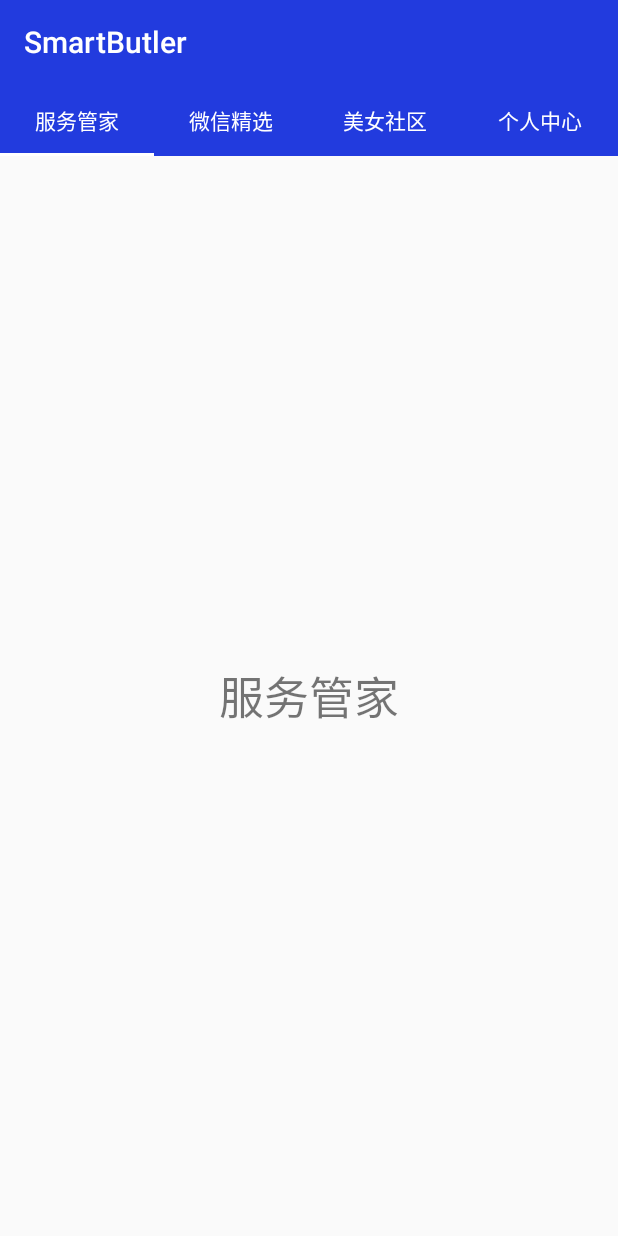
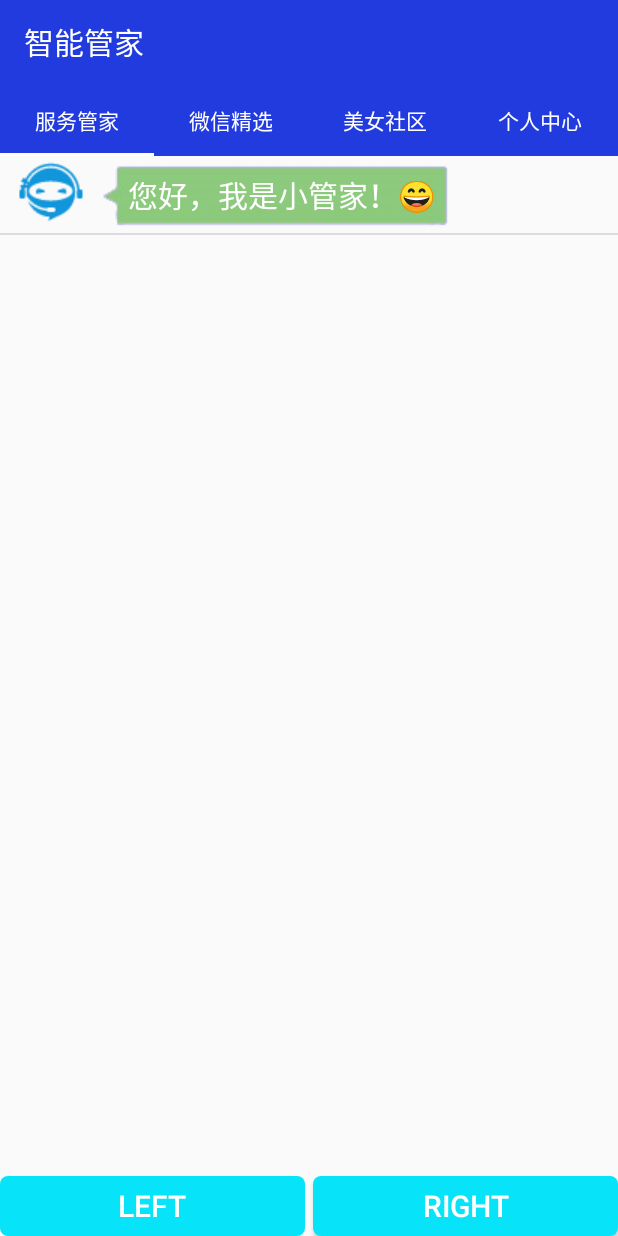
Before and after one commit to zhongshiyi/SmartButler, an Android app: the ButlerFragment screen opened directly, with no data from a screen before it, on a phone screen of 412 x 824 dp. Run offline under Robolectric (Android 15) with nearby library versions, the phone set to English and light mode, and no system bars; our stand-ins replace CircleImageView; libraries missing offline, so code that uses them is left out: cn.bmob.v3; Roboto replaces fonts that are not available here; 5 statements that could not run were skipped.

Commit message:
机器人聊天————对话adapter的实现

```diff
--- a/app/build.gradle
+++ b/app/build.gradle
@@ -48,4 +48,5 @@ dependencies {
     implementation ('com.kymjs.rxvolley:rxvolley:1.1.4'){
         exclude group: "io.reactivex"
     }//过滤掉io.reavtivex
+
 }
--- /dev/null
+++ b/app/src/main/java/com/example/smartbutler/adapter/ChatListAdapter.java
@@ -0,0 +1,130 @@
+package com.example.smartbutler.adapter;
+
+import android.content.Context;
+import android.view.LayoutInflater;
+import android.view.View;
+import android.view.ViewGroup;
+import android.widget.BaseAdapter;
+import android.widget.TextView;
+
+import com.example.smartbutler.R;
+import com.example.smartbutler.entity.ChatListData;
+
+import java.util.List;
+
+/**
+ * 项目名：    SmartButler
+ * 包名：      com.example.smartbutler.adapter
+ * 文件名：    ChatListAdapter
+ * 作者：      钟士宜
+ * 创建时间    2019/7/8 17:34
+ * 描述：      对话adapter
+ */
+public class ChatListAdapter extends BaseAdapter {
+
+    //左边的type
+    public static final int VALUE_LEFT_TEXT = 1;
+    //左边的type
+    public static final int VALUE_RIGHT_TEXT = 2;
+
+    private Context context;
+    private LayoutInflater inflater;
+    //实体类
+    private ChatListAdapter data;
+    private List<ChatListData> mList;
+
+    public ChatListAdapter(Context context,List<ChatListData> mList){
+        this.context = context;
+        this.mList = mList;
+        //获取系统服务
+        inflater  = (LayoutInflater) context.getSystemService(Context.LAYOUT_INFLATER_SERVICE);
+    }
+
+    @Override
+    public int getCount() {
+        return mList.size();
+    }
+
+    @Override
+    public Object getItem(int position) {
+        return mList.get(position);
+    }
+
+    @Override
+    public long getItemId(int position) {
+        return position;
+    }
+
+    @Override
+    public View getView(int position, View convertView, ViewGroup parent) {
+        ViewHolderLeftText viewHolderLeftText = null;
+        ViewHolderRightText viewHolderRightText = null;
+        //获取当前要显示的type，根据这个type来区分数据的加载
+        int type = getItemViewType(position);
+        if(convertView == null){
+            switch (type){
+                case VALUE_LEFT_TEXT:
+                    //加载左边的Item
+                    viewHolderLeftText = new ViewHolderLeftText();
+                    convertView = inflater.inflate(R.layout.left_item,null);
+                    viewHolderLeftText.tv_left_text = convertView.findViewById(R.id.tv_left_text);
+                    convertView.setTag(viewHolderLeftText);
+                    break;
+                case VALUE_RIGHT_TEXT:
+                    //加载右边的Item
+                    viewHolderRightText = new ViewHolderRightText();
+                    convertView = inflater.inflate(R.layout.right_item,null);
+                    viewHolderRightText.tv_right_text = convertView.findViewById(R.id.tv_right_text);
+                    convertView.setTag(viewHolderRightText);
+                    break;
+            }
+        }else{
+            switch (type){
+                case VALUE_LEFT_TEXT:
+                    viewHolderLeftText = (ViewHolderLeftText) convertView.getTag();
+                    break;
+                case VALUE_RIGHT_TEXT:
+                    viewHolderRightText = (ViewHolderRightText) convertView.getTag();
+                    break;
+            }
+        }
+
+        //赋值
+        ChatListData data = mList.get(position);
+        switch(type){
+            case VALUE_LEFT_TEXT:
+                viewHolderLeftText.tv_left_text.setText(data.getText());
+                break;
+            case VALUE_RIGHT_TEXT:
+                viewHolderRightText.tv_right_text.setText(data.getText());
+                break;
+        }
+
+        return convertView;
+    }
+
+
+    //根据数据源的position来返回要显示的item
+    @Override
+    public int getItemViewType(int position) {
+        ChatListData data = mList.get(position);
+        int type = data.getType();
+        return type;
+    }
+
+    //返回所有的layout数据
+    @Override
+    public int getViewTypeCount() {
+        return 3;//mList.size() + 1
+    }
+
+    //左边的文本
+    class ViewHolderLeftText{
+        private TextView tv_left_text;
+    }
+
+    //右边的文本
+    class ViewHolderRightText{
+        private TextView tv_right_text;
+    }
+}
--- /dev/null
+++ b/app/src/main/java/com/example/smartbutler/entity/ChatListData.java
@@ -0,0 +1,33 @@
+package com.example.smartbutler.entity;
+
+/**
+ * 项目名：    SmartButler
+ * 包名：      com.example.smartbutler.entity
+ * 文件名：    ChatListData
+ * 作者：      钟士宜
+ * 创建时间    2019/7/8 17:36
+ * 描述：      对话列表的实体
+ */
+public class ChatListData {
+
+    //type——用于区分左边还是右边的对话框
+    private int type;
+    //文本
+    private String text;
+
+    public int getType() {
+        return type;
+    }
+
+    public void setType(int type) {
+        this.type = type;
+    }
+
+    public String getText() {
+        return text;
+    }
+
+    public void setText(String text) {
+        this.text = text;
+    }
+}
--- a/app/src/main/java/com/example/smartbutler/fragment/ButlerFragment.java
+++ b/app/src/main/java/com/example/smartbutler/fragment/ButlerFragment.java
@@ -8,8 +8,15 @@ import android.support.v4.app.Fragment;
 import android.view.LayoutInflater;
 import android.view.View;
 import android.view.ViewGroup;
+import android.widget.Button;
+import android.widget.ListView;
 
 import com.example.smartbutler.R;
+import com.example.smartbutler.adapter.ChatListAdapter;
+import com.example.smartbutler.entity.ChatListData;
+
+import java.util.ArrayList;
+import java.util.List;
 
 
 /**
@@ -20,12 +27,72 @@ import com.example.smartbutler.R;
  * 创建时间    2019/5/18 10:29
  * 描述：      管家服务
  */
-public class ButlerFragment extends Fragment {
+public class ButlerFragment extends Fragment implements View.OnClickListener {
+
+    private ListView mChatListView;
+    private Button btn_left, btn_right;
+    //数据源
+    private List<ChatListData> mList = new ArrayList<>();
+    private ChatListAdapter adapter;
 
     @Nullable
     @Override
     public View onCreateView(@NonNull LayoutInflater inflater, @Nullable ViewGroup container, @Nullable Bundle savedInstanceState) {
-        View view = inflater.inflate(R.layout.fragment_butler,container,false);
+        View view = inflater.inflate(R.layout.fragment_butler, container, false);
+
+        findView(view);
         return view;
     }
+
+    private void findView(View view) {
+        mChatListView = view.findViewById(R.id.mChatListView);
+
+        btn_left = view.findViewById(R.id.btn_left);
+        btn_left.setOnClickListener(this);
+        btn_right = view.findViewById(R.id.btn_right);
+        btn_right.setOnClickListener(this);
+
+        //设置设配器
+        adapter = new ChatListAdapter(getActivity(), mList);
+        mChatListView.setAdapter(adapter);
+
+        addLeftItem("您好，我是小管家！😄");
+    }
+
+    //点击事件
+    @Override
+    public void onClick(View v) {
+        switch (v.getId()) {
+            case R.id.btn_left:
+                addLeftItem("左边");
+                break;
+            case R.id.btn_right:
+                addRightItem("右边");
+                break;
+        }
+    }
+
+    //添加左边的文本
+    private void addLeftItem(String text) {
+        ChatListData data = new ChatListData();
+        data.setType(ChatListAdapter.VALUE_LEFT_TEXT);
+        data.setText(text);
+        mList.add(data);
+        //通知adapter刷新
+        adapter.notifyDataSetChanged();
+        //滚动到底部
+        mChatListView.setSelection(mChatListView.getBottom());
+    }
+
+    //添加右边的文本
+    private void addRightItem(String text) {
+        ChatListData data = new ChatListData();
+        data.setType(ChatListAdapter.VALUE_RIGHT_TEXT);
+        data.setText(text);
+        mList.add(data);
+        //通知adapter刷新
+        adapter.notifyDataSetChanged();
+        //滚动到底部
+        mChatListView.setSelection(mChatListView.getBottom());
+    }
 }
--- a/app/src/main/res/drawable/button_bg_2.xml
+++ b/app/src/main/res/drawable/button_bg_2.xml
@@ -2,4 +2,5 @@
 <shape xmlns:android="http://schemas.android.com/apk/res/android">
     <solid android:color="@color/colorButton"/>
     <corners android:radius="5dp"/><!--圆角-->
+
 </shape>
--- a/app/src/main/res/layout/fragment_butler.xml
+++ b/app/src/main/res/layout/fragment_butler.xml
@@ -1,15 +1,45 @@
 <?xml version="1.0" encoding="utf-8"?>
-<LinearLayout
-    xmlns:android="http://schemas.android.com/apk/res/android"
+<LinearLayout xmlns:android="http://schemas.android.com/apk/res/android"
     android:layout_width="match_parent"
     android:layout_height="match_parent"
     android:gravity="center"
     android:orientation="vertical">
 
-    <TextView
-        android:layout_width="wrap_content"
-        android:layout_height="wrap_content"
-        android:text="@string/butler"
-        android:textSize="30dp"/>
+    <ListView
+        android:id="@+id/mChatListView"
+        android:layout_width="match_parent"
+        android:layout_height="0dp"
+        android:layout_weight="1">
+
+    </ListView>
+
+    <LinearLayout
+        android:layout_width="match_parent"
+        android:layout_height="40dp"
+        android:gravity="center"
+        android:orientation="horizontal">
+
+        <Button
+            android:id="@+id/btn_left"
+            android:layout_width="0dp"
+            android:layout_height="wrap_content"
+            android:layout_marginRight="5dp"
+            android:layout_weight="1"
+            android:background="@drawable/button_bg_2"
+            android:text="left"
+            android:textColor="@android:color/white"
+            android:textSize="20dp" />
+
+        <Button
+            android:id="@+id/btn_right"
+            android:layout_width="0dp"
+            android:layout_height="wrap_content"
+            android:layout_weight="1"
+            android:background="@drawable/button_bg_2"
+            android:text="right"
+            android:textColor="@android:color/white"
+            android:textSize="20dp" />
+
+    </LinearLayout>
 
 </LinearLayout>
--- /dev/null
+++ b/app/src/main/res/layout/left_item.xml
@@ -0,0 +1,26 @@
+<?xml version="1.0" encoding="utf-8"?>
+<LinearLayout xmlns:android="http://schemas.android.com/apk/res/android"
+    android:layout_width="match_parent"
+    android:layout_height="match_parent"
+    android:gravity="left|center_vertical"
+    android:orientation="horizontal">
+
+    <ImageView
+        android:layout_width="wrap_content"
+        android:layout_height="wrap_content"
+        android:layout_marginLeft="10dp"
+        android:src="@drawable/robot" />
+
+
+    <TextView
+        android:id="@+id/tv_left_text"
+        android:layout_marginLeft="10dp"
+        android:layout_width="wrap_content"
+        android:layout_height="wrap_content"
+        android:background="@drawable/massage_left"
+        android:gravity="center_vertical"
+        android:text="左边"
+        android:textColor="@android:color/white"
+        android:textSize="20sp" />
+
+</LinearLayout>
--- a/app/src/main/res/values/strings.xml
+++ b/app/src/main/res/values/strings.xml
@@ -1,5 +1,5 @@
 <resources>
-    <string name="app_name">SmartButler</string>
+    <string name="app_name">智能管家</string>
     <string name="butler">服务管家</string>
     <string name="weChat_selection">微信精选</string>
     <string name="beauty_community">美女社区</string>
```
Also changed, not shown: app/src/main/res/layout/right_item.xml (added, +27 -0 lines), app/src/main/res/drawable/massage_left.9.png (added), app/src/main/res/drawable/message_right.9.png (added), app/src/main/res/drawable/robot.png (added), app/src/main/res/drawable/user.png (added).
